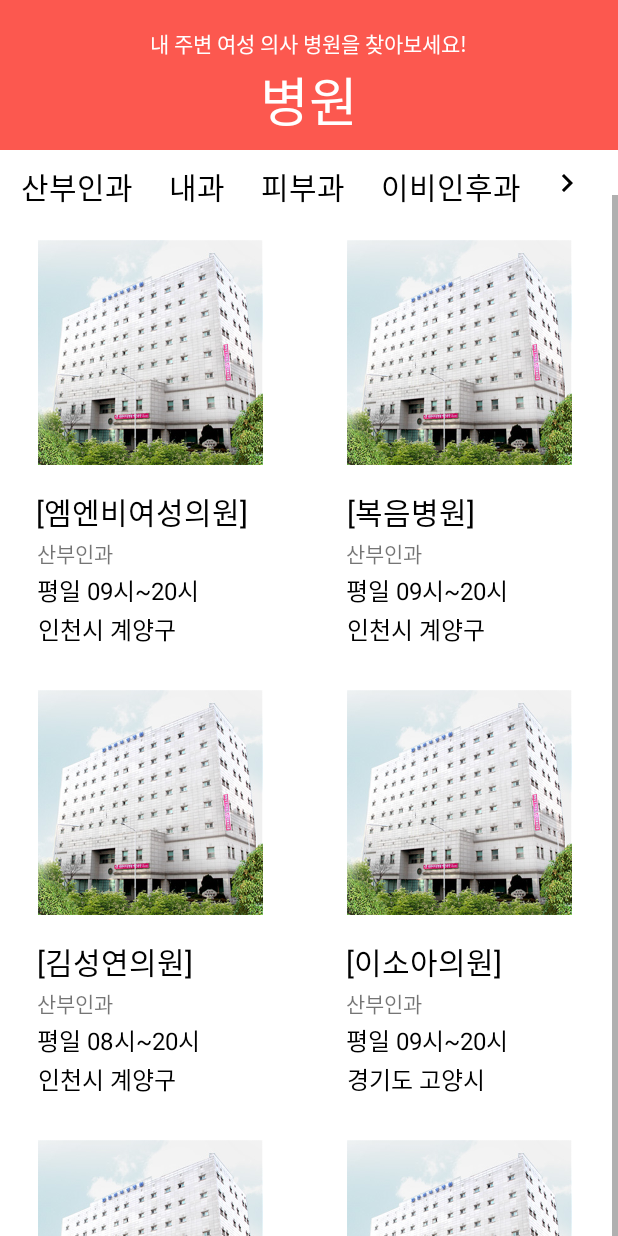
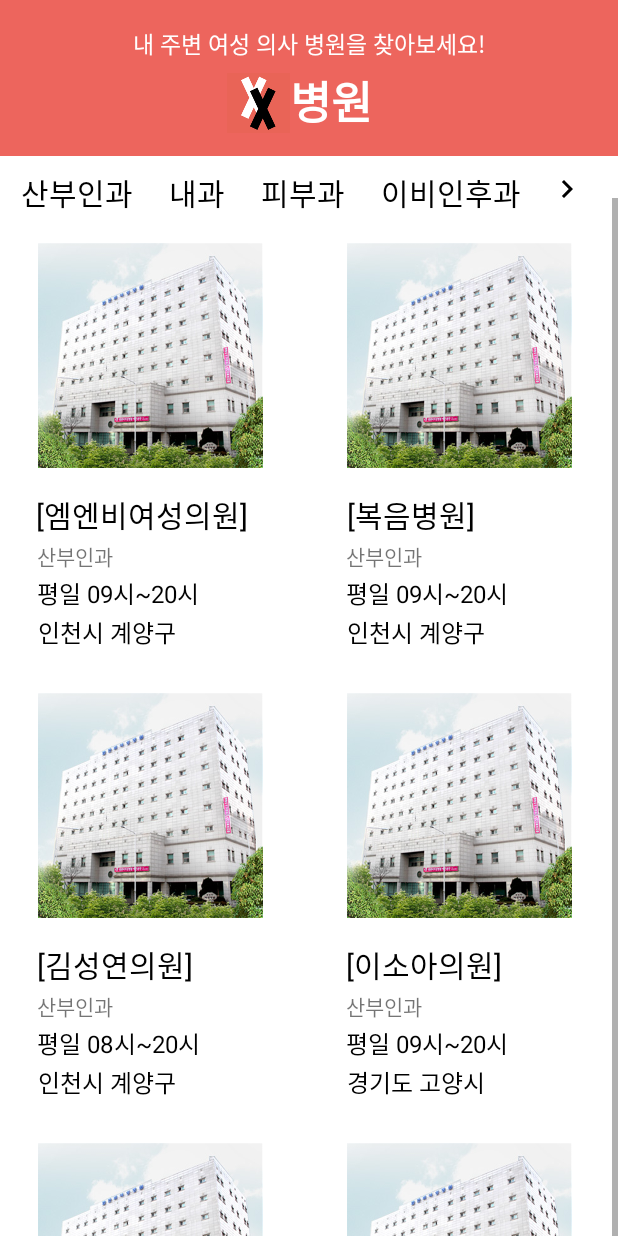
Before and after one commit to light-IT-up-Hackathon/LighitITUp_MAIN, an Android app: the Main2Activity screen opened directly, with no data from a screen before it, on a phone screen of 412 x 824 dp. Run offline under Robolectric (Android 15) with nearby library versions, the phone set to English and light mode, and no system bars.

Commit message:
[moon]GridRecyclerView

```diff
--- a/app/src/main/res/layout/activity_main2.xml
+++ b/app/src/main/res/layout/activity_main2.xml
@@ -6,37 +6,63 @@
     android:layout_width="match_parent"
     android:layout_height="match_parent">
 
-    <LinearLayout
-        android:id="@+id/linear_main2"
+    <!--Top bar-->
+    <androidx.constraintlayout.widget.ConstraintLayout
+        android:id="@+id/top_bar"
         android:layout_width="match_parent"
-        android:layout_height="100dp"
-        android:background="#fc584f"
-        android:orientation="vertical"
-        tools:ignore="InvalidId,MissingConstraints">
+        android:layout_height="wrap_content"
+        android:background="@color/mainColor"
+        android:paddingHorizontal="11dp"
+        android:paddingTop="17dp"
+        android:paddingBottom="7dp"
+        app:layout_constraintStart_toStartOf="parent"
+        app:layout_constraintTop_toTopOf="parent">
 
         <TextView
+            android:id="@+id/appendix"
             android:layout_width="wrap_content"
-            android:layout_height="40dp"
-            android:layout_gravity="center"
-            android:text="\n내 주변 여성 의사 병원을 찾아보세요!"
+            android:layout_height="wrap_content"
+            android:text="내 주변 여성 의사 병원을 찾아보세요!"
             android:textColor="@color/white"
-            android:textSize="14dp"></TextView>
+            android:textSize="15sp"
+            app:layout_constraintEnd_toEndOf="parent"
+            app:layout_constraintStart_toStartOf="parent"
+            app:layout_constraintTop_toTopOf="parent" />
 
         <TextView
+            android:id="@+id/appName"
             android:layout_width="wrap_content"
-            android:layout_height="60dp"
-            android:layout_gravity="center"
+            android:layout_height="wrap_content"
+            android:layout_marginTop="4dp"
+            android:layout_marginEnd="140dp"
+            android:layout_marginRight="140dp"
             android:text="병원"
             android:textColor="@color/white"
-            android:textSize="35dp"></TextView>
-    </LinearLayout>
+            android:textSize="30sp"
+            android:textStyle="bold"
+            app:layout_constraintEnd_toEndOf="parent"
+            app:layout_constraintHorizontal_bias="0.0"
+
+            app:layout_constraintStart_toEndOf="@+id/logo"
+            app:layout_constraintTop_toBottomOf="@+id/appendix" />
+
+        <ImageView
+            android:id="@+id/logo"
+            android:layout_width="42dp"
+            android:layout_height="56dp"
+            android:layout_marginLeft="140dp"
+            android:src="@drawable/image_main_brand"
+            app:layout_constraintLeft_toLeftOf="parent"
+            app:layout_constraintTop_toBottomOf="@+id/appendix" />
+
+    </androidx.constraintlayout.widget.ConstraintLayout>
 
     <LinearLayout
         android:id="@+id/linear_main3"
         android:layout_width="match_parent"
         android:layout_height="50dp"
         android:orientation="horizontal"
-        app:layout_constraintTop_toBottomOf="@+id/linear_main2">
+        app:layout_constraintTop_toBottomOf="@+id/top_bar">
 
         <androidx.recyclerview.widget.RecyclerView
             android:id="@+id/recyclerView_main2"
--- a/app/src/main/res/values/colors.xml
+++ b/app/src/main/res/values/colors.xml
@@ -7,4 +7,7 @@
     <color name="teal_700">#FF018786</color>
     <color name="black">#FF000000</color>
     <color name="white">#FFFFFFFF</color>
+    <color name="mainColor">#ED655D</color>
+    <color name="appBackgroundColor">#FFEBEB</color>
+    <color name="facilitiesBackgroundColor">#FFDADADA</color>
 </resources>
```
Also changed, not shown: app/src/main/res/drawable-v24/image_main_brand.PNG (added).
